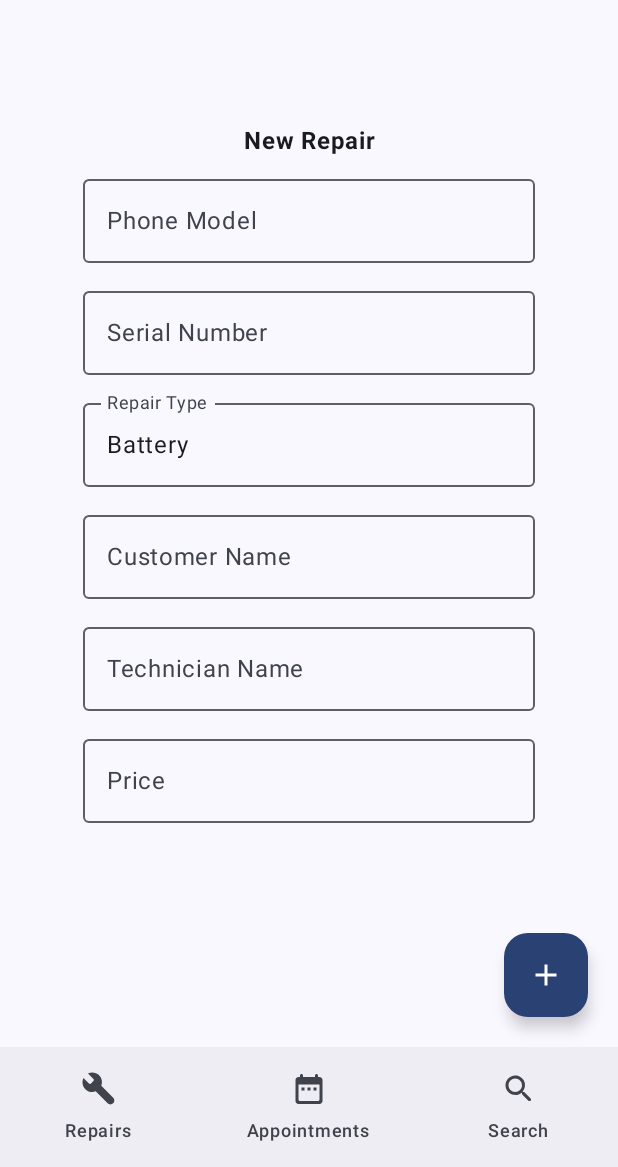
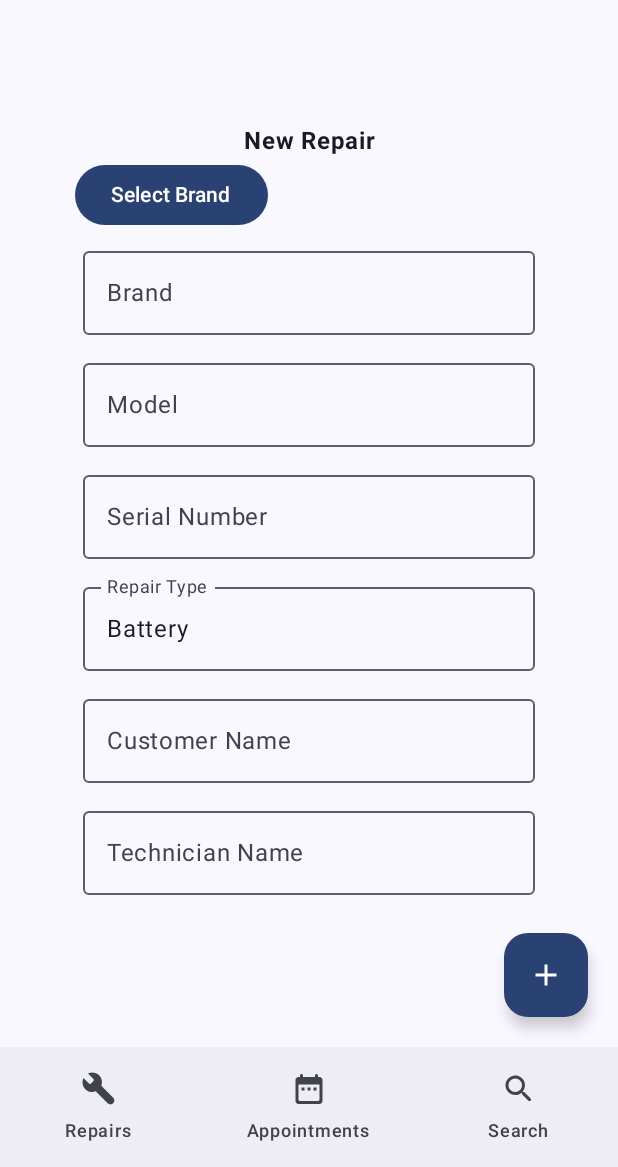
Before and after one commit to jfjoao12/simplrepair, an Android app built with Jetpack Compose: the InsertRepairScreen screen opened through its navigation route, on a phone screen of 412 x 824 dp, the part 69-1236 px from its top. Run offline under Robolectric (Android 15) with nearby library versions, the phone set to English and light mode, and no system bars; our stand-ins replace Room's generated code; 4 statements that could not run were skipped.

Commit message:
Added list of brands to InsertRepairScreen. Created function getAllNames() in PhoneBrandsDAO

```diff
--- a/app/src/main/java/com/example/project_simplrepair/DB/PhoneBrandsDAO.kt
+++ b/app/src/main/java/com/example/project_simplrepair/DB/PhoneBrandsDAO.kt
@@ -5,6 +5,7 @@ import androidx.room.Insert
 import androidx.room.OnConflictStrategy
 import androidx.room.Query
 import com.example.project_simplrepair.Models.PhoneBrands
+import kotlinx.coroutines.flow.Flow
 
 @Dao
 interface PhoneBrandsDAO {
@@ -13,6 +14,10 @@ interface PhoneBrandsDAO {
 
     @Query("SELECT * FROM phone_brands")
     fun getAll(): List<PhoneBrands>
+
+    @Query("SELECT brand_name FROM phone_brands")
+    fun getAllNames(): Flow<List<String>>
+
 
     @Query("SELECT brand_id FROM phone_brands")
     fun getAllIds(): List<Int>
--- a/app/src/main/java/com/example/project_simplrepair/Screen/InsertRepairScreen.kt
+++ b/app/src/main/java/com/example/project_simplrepair/Screen/InsertRepairScreen.kt
@@ -1,16 +1,27 @@
 package com.example.project_simplrepair.Screen
 
+import android.provider.Settings.Global
 import android.widget.Toast
+import androidx.compose.foundation.background
 import androidx.compose.foundation.clickable
+import androidx.compose.foundation.gestures.Orientation
+import androidx.compose.foundation.gestures.scrollable
 import androidx.compose.foundation.layout.*
+import androidx.compose.foundation.lazy.LazyColumn
+import androidx.compose.foundation.lazy.grid.GridCells
+import androidx.compose.foundation.lazy.grid.LazyVerticalGrid
+import androidx.compose.foundation.lazy.grid.items
+import androidx.compose.foundation.lazy.items
+import androidx.compose.foundation.rememberScrollState
 import androidx.compose.material3.*
 import androidx.compose.runtime.*
 import androidx.compose.foundation.text.KeyboardOptions
+import androidx.compose.foundation.verticalScroll
 import androidx.compose.material.icons.Icons
 import androidx.compose.material.icons.filled.Add
-import androidx.compose.material.icons.filled.Warning
 import androidx.compose.ui.Alignment
 import androidx.compose.ui.Modifier
+import androidx.compose.ui.graphics.Color
 import androidx.compose.ui.platform.LocalContext
 import androidx.compose.ui.text.font.FontWeight
 import androidx.compose.ui.unit.dp
@@ -20,20 +31,20 @@ import androidx.navigation.NavController
 import kotlinx.coroutines.launch
 import com.example.project_simplrepair.DB.AppDatabase
 import com.example.project_simplrepair.Destination.Destination
-import com.example.project_simplrepair.MainActivity
 import com.example.project_simplrepair.Models.Repair
 import com.example.project_simplrepair.Operations.RepairType
+import kotlinx.coroutines.GlobalScope
 
 @OptIn(ExperimentalMaterial3Api::class)
 @Composable
 fun InsertRepairScreen(paddingValues: PaddingValues, db: AppDatabase, navController: NavController) {
     var id by remember { mutableStateOf("") }
     var model by remember { mutableStateOf("") }
+    var brand by remember { mutableStateOf("") }
     var serial by remember { mutableStateOf("") }
     var costumerName by remember { mutableStateOf("") }
     var technicianName by remember { mutableStateOf("") }
     var price by remember { mutableStateOf("") }
-    var customerId by remember { mutableStateOf(0) }
 
     var expanded by remember { mutableStateOf(false) }
     var selectedType by remember { mutableStateOf(RepairType.BATTERY) } // Default selection
@@ -41,12 +52,15 @@ fun InsertRepairScreen(paddingValues: PaddingValues, db: AppDatabase, navControl
     val coroutineScope = rememberCoroutineScope()
     val context = LocalContext.current
 
+    // Bottom Sheet State
+    val sheetState = rememberModalBottomSheetState()
+    var showBottomSheet by remember { mutableStateOf(false) }
+
     Box(
         modifier = Modifier
             .fillMaxSize()
             .padding(paddingValues)
     ) {
-
         Column(
             modifier = Modifier
                 .fillMaxWidth()
@@ -58,17 +72,42 @@ fun InsertRepairScreen(paddingValues: PaddingValues, db: AppDatabase, navControl
                 modifier = Modifier.align(Alignment.CenterHorizontally),
                 text = "New Repair"
             )
-            Column (
+            // Modal Bottom sheet
+            Column(
+                modifier = Modifier.padding(horizontal = 50.dp)
+            ) {
+                Button(
+                    onClick = {
+                        showBottomSheet = true
+                    }
+                ) {
+                    Text("Select Brand")
+                }
+                OutlinedTextField(
                     modifier = Modifier
-                    .padding(horizontal = 50.dp)
-            ) {
+                        .fillMaxWidth()
+                        .padding(5.dp)
+                        .clickable { showBottomSheet = true }, // Opens Bottom Sheet
+                    value = brand,
+                    onValueChange = {},
+                    label = { Text("Brand") },
+                    readOnly = true,
+                    enabled = false,
+                    colors = OutlinedTextFieldDefaults.colors(
+                        disabledTextColor = MaterialTheme.colorScheme.onSurface,
+                        disabledBorderColor = MaterialTheme.colorScheme.outline,
+                        disabledLabelColor = MaterialTheme.colorScheme.onSurfaceVariant,
+                        disabledContainerColor = MaterialTheme.colorScheme.surface // Use the same as your enabled background
+                    )
+                )
+
                 OutlinedTextField(
                     modifier = Modifier
                         .fillMaxWidth()
                         .padding(5.dp),
                     value = model,
                     onValueChange = { model = it },
-                    label = { Text("Phone Model") },
+                    label = { Text("Model") }
                 )
 
                 OutlinedTextField(
@@ -93,7 +132,7 @@ fun InsertRepairScreen(paddingValues: PaddingValues, db: AppDatabase, navControl
                         modifier = Modifier
                             .fillMaxWidth()
                             .padding(5.dp)
-                            .menuAnchor() // Ensures proper anchoring for the dropdown
+                            .menuAnchor()
                     )
                     ExposedDropdownMenu(
                         expanded = expanded,
@@ -138,17 +177,61 @@ fun InsertRepairScreen(paddingValues: PaddingValues, db: AppDatabase, navControl
                         .fillMaxWidth()
                         .padding(5.dp)
                 )
+
                 Spacer(modifier = Modifier.height(16.dp))
             }
+        }
 
+        // ✅ Modal Bottom Sheet (Only appears when `showBottomSheet` is true)
+        if (showBottomSheet) {
+            ModalBottomSheet(
+                onDismissRequest = { showBottomSheet = false },
+                sheetState = sheetState,
+            ) {
+                Column(
+                    modifier = Modifier
+                        .fillMaxWidth()
+                        .padding(16.dp)
+                ) {
+                    Text(
+                        text = "Select a Brand",
+                        fontWeight = FontWeight.Bold,
+                        modifier = Modifier.padding(bottom = 8.dp)
+                    )
+
+                    // Sample brands (Replace with real data)
+                    val brands by db.phoneBrandsDAO().getAllNames().collectAsState(initial = emptyList())
+
+                    LazyVerticalGrid(
+                        modifier = Modifier
+                            .fillMaxWidth()
+                            .padding(16.dp),
+                        columns = GridCells.Fixed(3)
+
+                    ) {
+                        items(brands) { selectedBrand ->
+                            Text(
+                                text = selectedBrand,
+                                modifier = Modifier
+                                    .fillMaxWidth()
+                                    .clickable {
+                                        brand = selectedBrand // Updates selected brand
+                                        showBottomSheet = false // Closes modal
+                                    }
+                                    .padding(8.dp)
+                            )
+                        }
+                    }
 
                 }
+            }
+        }
 
+        // ✅ Floating Action Button to save repair
         FloatingActionButton(
             modifier = Modifier
                 .align(Alignment.BottomEnd)
                 .padding(20.dp),
-
             onClick = {
                 // Error handling
                 if (model.isEmpty() || serial.isEmpty() || costumerName.isEmpty()) {
@@ -159,16 +242,15 @@ fun InsertRepairScreen(paddingValues: PaddingValues, db: AppDatabase, navControl
                             id = id.toIntOrNull() ?: 0,
                             model = model,
                             serial = serial,
-                            type = selectedType.name,  // Store enum name instead of text
+                            type = selectedType.name,
                             costumerName = costumerName,
                             technicianName = technicianName,
                             price = price.toDoubleOrNull() ?: 0.0,
                             repairType = selectedType,
-                            //customerId = customerId
                         )
                         db.repairDAO().insert(repair)
                     }
-                    navController.navigate(Destination.RepairDetails.route) // CHANGE TO TICKET VIEW
+                    navController.navigate(Destination.RepairDetails.route) // Navigate after saving
                 }
             },
             containerColor = MaterialTheme.colorScheme.primary,
@@ -176,6 +258,5 @@ fun InsertRepairScreen(paddingValues: PaddingValues, db: AppDatabase, navControl
         ) {
             Icon(Icons.Filled.Add, contentDescription = "Save new repair")
         }
-
     }
 }
```
Lines whose indentation alone changed are shown as unchanged.
